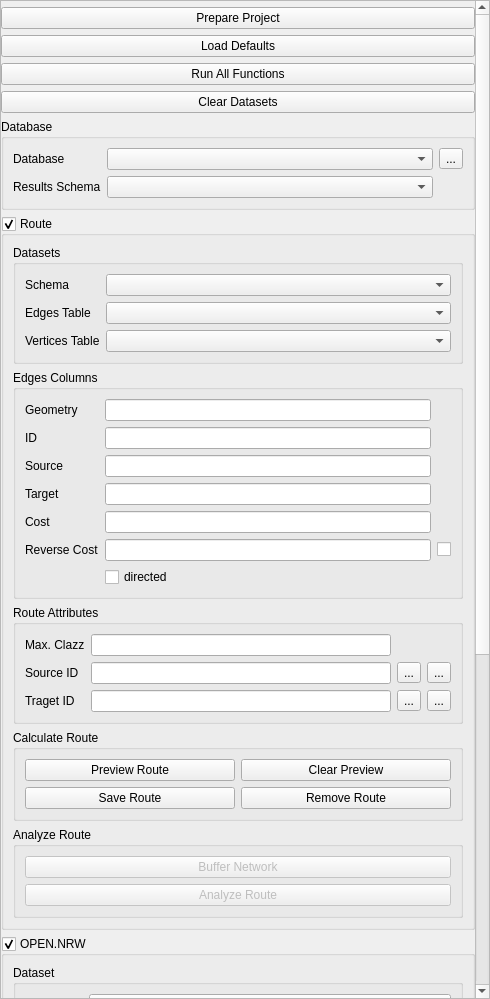
Before: the Qt Designer form orientationMapsCreator_dockwidget_base.ui in ifgi-sil/orientationMapsCreator, drawn with Qt 5.
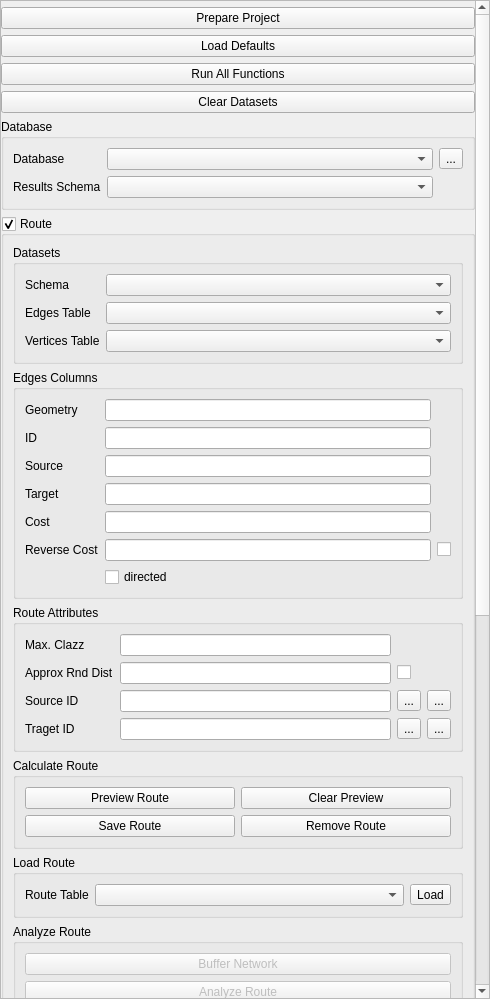
After: the same form once the commit is applied. Icons and pictures are not drawn.

Commit message: implement function to randomly select source/target node implement function to randomly select target node within specified distance to source node

```diff
--- a/orientationMapsCreator_dockwidget_base.ui
+++ b/orientationMapsCreator_dockwidget_base.ui
@@ -48,9 +48,9 @@
        <property name="geometry">
         <rect>
          <x>0</x>
-         <y>-720</y>
+         <y>-637</y>
          <width>462</width>
-         <height>1906</height>
+         <height>2026</height>
         </rect>
        </property>
        <layout class="QVBoxLayout" name="verticalLayout">
@@ -318,42 +318,42 @@
               <string>Route Attributes</string>
              </property>
              <layout class="QGridLayout" name="gridLayout_4">
-              <item row="1" column="0">
+              <item row="2" column="2">
+               <widget class="QToolButton" name="btnSelectSourceID">
+                <property name="text">
+                 <string>...</string>
+                </property>
+                <property name="icon">
+                 <iconset theme="list-add">
+                  <normaloff/>
+                 </iconset>
+                </property>
+                <property name="checkable">
+                 <bool>true</bool>
+                </property>
+               </widget>
+              </item>
+              <item row="2" column="0">
                <widget class="QLabel" name="lblSelectSourceID">
                 <property name="text">
                  <string>Source ID</string>
                 </property>
                </widget>
               </item>
-              <item row="2" column="1">
+              <item row="3" column="1">
                <widget class="QLineEdit" name="lineEditSelectTargetID"/>
               </item>
-              <item row="1" column="1">
+              <item row="2" column="1">
                <widget class="QLineEdit" name="lineEditSelectSourceID"/>
               </item>
-              <item row="2" column="0">
+              <item row="3" column="0">
                <widget class="QLabel" name="lblSelectTragetID">
                 <property name="text">
                  <string>Traget ID</string>
                 </property>
                </widget>
               </item>
-              <item row="1" column="2">
-               <widget class="QToolButton" name="btnSelectSourceID">
-                <property name="text">
-                 <string>...</string>
-                </property>
-                <property name="icon">
-                 <iconset theme="list-add">
-                  <normaloff/>
-                 </iconset>
-                </property>
-                <property name="checkable">
-                 <bool>true</bool>
-                </property>
-               </widget>
-              </item>
-              <item row="2" column="2">
+              <item row="3" column="2">
                <widget class="QToolButton" name="btnSelectTargetID">
                 <property name="text">
                  <string>...</string>
@@ -368,19 +368,7 @@
                 </property>
                </widget>
               </item>
-              <item row="1" column="3">
-               <widget class="QToolButton" name="btnSelectRandomSource">
-                <property name="text">
-                 <string>...</string>
-                </property>
-                <property name="icon">
-                 <iconset theme="media-playlist-shuffle">
-                  <normaloff/>
-                 </iconset>
-                </property>
-               </widget>
-              </item>
-              <item row="2" column="3">
+              <item row="3" column="3">
                <widget class="QToolButton" name="btnSelectRandomTarget">
                 <property name="text">
                  <string>...</string>
@@ -392,6 +380,18 @@
                 </property>
                </widget>
               </item>
+              <item row="2" column="3">
+               <widget class="QToolButton" name="btnSelectRandomSource">
+                <property name="text">
+                 <string>...</string>
+                </property>
+                <property name="icon">
+                 <iconset theme="media-playlist-shuffle">
+                  <normaloff/>
+                 </iconset>
+                </property>
+               </widget>
+              </item>
               <item row="0" column="0">
                <widget class="QLabel" name="lblMaxClazz">
                 <property name="text">
@@ -402,6 +402,23 @@
               <item row="0" column="1">
                <widget class="QLineEdit" name="lineEditMaxClazz"/>
               </item>
+              <item row="1" column="0">
+               <widget class="QLabel" name="lblApproxRndDist">
+                <property name="text">
+                 <string>Approx Rnd Dist</string>
+                </property>
+               </widget>
+              </item>
+              <item row="1" column="1">
+               <widget class="QLineEdit" name="lineEditApproxRndDist"/>
+              </item>
+              <item row="1" column="2">
+               <widget class="QCheckBox" name="checkBoxWithinApproxRndDist">
+                <property name="text">
+                 <string/>
+                </property>
+               </widget>
+              </item>
              </layout>
             </widget>
            </item>
@@ -442,6 +459,39 @@
              </layout>
             </widget>
            </item>
+           <item>
+            <widget class="QGroupBox" name="groupBoxLoadRoute">
+             <property name="title">
+              <string>Load Route</string>
+             </property>
+             <layout class="QGridLayout" name="gridLayout_2">
+              <item row="0" column="2">
+               <widget class="QToolButton" name="btnLoadRoute">
+                <property name="text">
+                 <string>Load</string>
+                </property>
+               </widget>
+              </item>
+              <item row="0" column="1">
+               <widget class="QComboBox" name="comboBoxRouteTable">
+                <property name="sizePolicy">
+                 <sizepolicy hsizetype="Expanding" vsizetype="Fixed">
+                  <horstretch>0</horstretch>
+                  <verstretch>0</verstretch>
+                 </sizepolicy>
+                </property>
+               </widget>
+              </item>
+              <item row="0" column="0">
+               <widget class="QLabel" name="lblRouteTable">
+                <property name="text">
+                 <string>Route Table</string>
+                </property>
+               </widget>
+              </item>
+             </layout>
+            </widget>
+           </item>
            <item>
             <widget class="QGroupBox" name="groupBoxAnalyzeRoute">
              <property name="title">
```
The commit also changes 7 other files.
